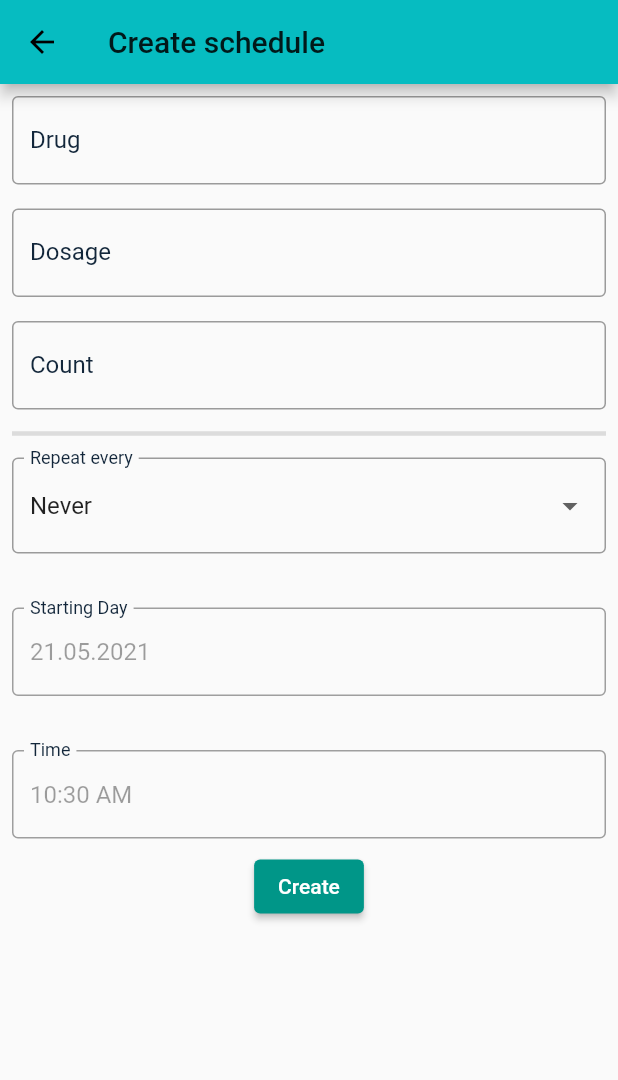
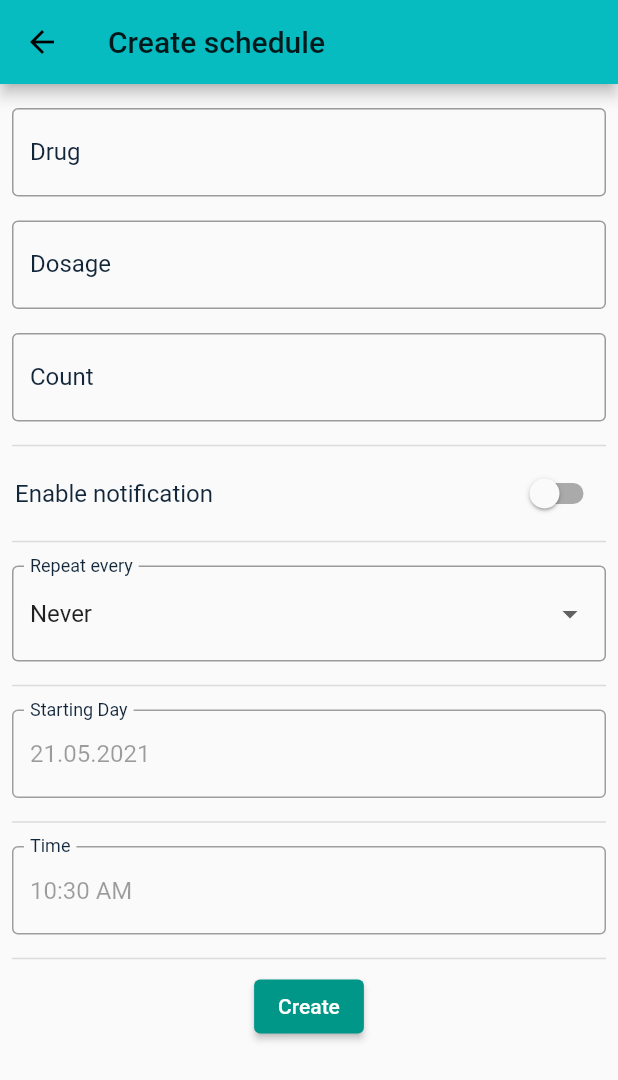
Before and after one commit to NumBit/e-medicine, a Flutter app: the CreateSchedule screen opened directly, on a phone screen of 412 x 824 dp. Shown: the top 1080 px of the screen. Run offline on Flutter 3.47's test engine with Material 2 defaults, Android fonts, the phone set to English and light mode, and no system bars; our stand-ins replace cloud_firestore, firebase_auth, firebase_core, flutter_local_notifications, flutter_spinkit, get and 3 more; missing offline and left inert: flutter_iconpicker; accounts and stored records are empty; network calls fail.

Commit message:
WIP: creating notifications

```diff
--- a/medicine_cabinet/lib/drug/detail/detail_app_bar.dart
+++ b/medicine_cabinet/lib/drug/detail/detail_app_bar.dart
@@ -13,7 +13,6 @@ class DetailAppBar extends StatelessWidget {
 
   @override
   Widget build(BuildContext context) {
-    print(model);
     return SliverAppBar(
       pinned: true,
       floating: true,
@@ -26,8 +25,6 @@ class DetailAppBar extends StatelessWidget {
           ),
           onPressed: () {
             NavigationState nav = Get.find();
-            print("tap" + model.name!);
-            print(Get.key);
             Get.toNamed(
               "/edit_drug",
               arguments: model,
--- a/medicine_cabinet/lib/schedule/create_schedule.dart
+++ b/medicine_cabinet/lib/schedule/create_schedule.dart
@@ -3,6 +3,7 @@ import 'package:flutter/material.dart';
 import 'package:get/get.dart';
 import 'package:intl/intl.dart';
 import 'package:medicine_cabinet/main/state/navigation_state.dart';
+import 'package:medicine_cabinet/notifications/notifications.dart';
 import 'package:medicine_cabinet/schedule/data/schedule_model.dart';
 import 'package:medicine_cabinet/schedule/data/schedule_repository.dart';
 import 'package:medicine_cabinet/schedule/data/scheduler_model.dart';
@@ -37,6 +38,7 @@ class CreateSchedule extends StatelessWidget {
         TextEditingController(text: DateFormat("dd.MM.yyyy").format(startDate));
 
     var repeat = Repeating.Never.obs;
+    var notification = false.obs;
 
     return Scaffold(
       resizeToAvoidBottomInset: false,
@@ -48,19 +50,16 @@ class CreateSchedule extends StatelessWidget {
           key: formKey,
           child: Column(
             children: [
-              Column(
-                children: [
+              SizedBox(height: 8),
               DrugNameField(drugNameController: drugNameController),
               DosageField(dosageController: dosageController),
               CountField(countController: countController),
-                  Divider(
-                    indent: 8,
-                    endIndent: 8,
-                    thickness: 3,
-                  ),
+              OptionDivider(),
+              NotificationOption(notification: notification),
+              OptionDivider(),
               RepeatSelection(
                   repeat: repeat, repeatController: repeatController),
-                  SizedBox(height: 20),
+              OptionDivider(),
               DatePickers(
                 startDateController: startDateController,
                 repeat: repeat,
@@ -82,9 +81,7 @@ class CreateSchedule extends StatelessWidget {
                   }
                 },
               ),
-                  SizedBox(
-                    height: 20,
-                  ),
+              OptionDivider(),
               TimePickers(
                 startTimeController: startTimeController,
                 startTime: startTime,
@@ -94,20 +91,19 @@ class CreateSchedule extends StatelessWidget {
                 setStartTime: (value) {
                   if (value != null) {
                     startTime = value;
-                        startTimeController.text =
-                            MaterialLocalizations.of(context)
+                    startTimeController.text = MaterialLocalizations.of(context)
                         .formatTimeOfDay(value);
                   }
                 },
                 setEndTime: (value) {
                   if (value != null) {
                     endTime = value;
-                        endTimeController.text =
-                            MaterialLocalizations.of(context)
+                    endTimeController.text = MaterialLocalizations.of(context)
                         .formatTimeOfDay(value);
                   }
                 },
               ),
+              OptionDivider(),
               ElevatedButton(
                   onPressed: () {
                     createSchedules(
@@ -125,9 +121,54 @@ class CreateSchedule extends StatelessWidget {
                   child: Text("Create")),
             ],
           ),
-            ],
         ),
       ),
+    );
+  }
+}
+
+class OptionDivider extends StatelessWidget {
+  const OptionDivider({
+    Key? key,
+  }) : super(key: key);
+
+  @override
+  Widget build(BuildContext context) {
+    return Divider(
+      indent: 8,
+      endIndent: 8,
+      thickness: 1,
+    );
+  }
+}
+
+class NotificationOption extends StatelessWidget {
+  const NotificationOption({
+    Key? key,
+    required this.notification,
+  }) : super(key: key);
+
+  final RxBool notification;
+
+  @override
+  Widget build(BuildContext context) {
+    return Padding(
+      padding: const EdgeInsets.symmetric(horizontal: 10),
+      child: Row(
+        mainAxisAlignment: MainAxisAlignment.spaceBetween,
+        children: [
+          Text(
+            "Enable notification",
+            style: TextStyle(
+                fontSize: 16, color: Theme.of(context).primaryColorDark),
+          ),
+          Obx(() => Switch(
+              value: notification.value,
+              activeColor: Theme.of(context).primaryColor,
+              onChanged: (value) {
+                notification.value = value;
+              }))
+        ],
       ),
     );
   }
@@ -272,15 +313,19 @@ void createScheduleXHoursRepeat(
   while (!start.isAfter(endDate)) {
     var startTimeTmp = startTime;
     while (toDouble(startTimeTmp) <= toDouble(endTime)) {
-      print(startTimeTmp.hour);
       scheduleRepo.add(ScheduleModel(
           schedulerId: schedulerId,
           schedulerKey: schedulerKey,
           name: drugNameController.text,
           dosage: dosageController.text,
           count: count,
-          timestamp: Timestamp.fromDate(DateTime(start.year, start.month,
-              start.day, startTimeTmp.hour, startTimeTmp.minute))));
+          timestamp: Timestamp.fromDate(DateTime(
+            start.year,
+            start.month,
+            start.day,
+            startTimeTmp.hour,
+            startTimeTmp.minute,
+          ))));
 
       startTimeTmp = startTimeTmp.hour + repeatHours >= 24
           ? startTimeTmp.replacing(hour: 23, minute: 59)
@@ -308,8 +353,13 @@ void createScheduleXDaysRepeat(
         schedulerKey: schedulerKey,
         name: drugNameController.text,
         count: count,
-        timestamp: Timestamp.fromDate(DateTime(start.year, start.month,
-            start.day, startTime.hour, startTime.minute)),
+        timestamp: Timestamp.fromDate(DateTime(
+          start.year,
+          start.month,
+          start.day,
+          startTime.hour,
+          startTime.minute,
+        )),
         dosage: dosageController.text));
     start = start.add(Duration(days: repeatHours));
   }
@@ -332,8 +382,13 @@ void createScheduleWeekRepeat(
         schedulerKey: schedulerKey,
         name: drugNameController.text,
         count: count,
-        timestamp: Timestamp.fromDate(DateTime(start.year, start.month,
-            start.day, startTime.hour, startTime.minute)),
+        timestamp: Timestamp.fromDate(DateTime(
+          start.year,
+          start.month,
+          start.day,
+          startTime.hour,
+          startTime.minute,
+        )),
         dosage: dosageController.text));
     start = start.add(Duration(days: 7));
   }
@@ -356,8 +411,13 @@ void createScheduleDayRepeat(
         schedulerKey: schedulerKey,
         name: drugNameController.text,
         count: count,
-        timestamp: Timestamp.fromDate(DateTime(start.year, start.month,
-            start.day, startTime.hour, startTime.minute)),
+        timestamp: Timestamp.fromDate(DateTime(
+          start.year,
+          start.month,
+          start.day,
+          startTime.hour,
+          startTime.minute,
+        )),
         dosage: dosageController.text));
     start = start.add(Duration(days: 1));
   }
@@ -371,15 +431,26 @@ void createScheduleNoRepeat(
   int count,
   DateTime startDate,
   TimeOfDay startTime,
-    TextEditingController dosageController) {
-  scheduleRepo.add(ScheduleModel(
+  TextEditingController dosageController,
+) {
+  var date = DateTime(
+    startDate.year,
+    startDate.month,
+    startDate.day,
+    startTime.hour,
+    startTime.minute,
+  );
+  createNotification(
+      1, "Time to take ${count.toString()}x ${drugNameController.text}.", date);
+  scheduleRepo.add(
+    ScheduleModel(
         schedulerId: schedulerId,
         schedulerKey: schedulerKey,
         name: drugNameController.text,
         count: count,
-      timestamp: Timestamp.fromDate(DateTime(startDate.year, startDate.month,
-          startDate.day, startTime.hour, startTime.minute)),
-      dosage: dosageController.text));
+        timestamp: Timestamp.fromDate(date),
+        dosage: dosageController.text),
+  );
 }
 
 double toDouble(TimeOfDay myTime) => myTime.hour + myTime.minute / 60.0;
--- a/medicine_cabinet/lib/schedule/schedule_form_fields.dart
+++ b/medicine_cabinet/lib/schedule/schedule_form_fields.dart
@@ -27,19 +27,23 @@ class TimePickers extends StatelessWidget {
 
   @override
   Widget build(BuildContext context) {
-    return Column(
+    return Row(
       children: [
-        StartTimeField(
+        Flexible(
+          child: StartTimeField(
               startTimeController: startTimeController,
               startTime: startTime,
               setStartTime: setStartTime),
+        ),
         Obx(() {
           if (repeat.value != Repeating.XHours) return Container();
-          return EndTimeField(
+          return Flexible(
+            child: EndTimeField(
                 endTimeController: endTimeController,
                 endTime: endTime,
                 setEndTime: setEndTime,
-              startTime: startTime);
+                startTime: startTime),
+          );
         }),
       ],
     );
@@ -120,18 +124,22 @@ class DatePickers extends StatelessWidget {
 
   @override
   Widget build(BuildContext context) {
-    return Column(
+    return Row(
       children: [
-        StartDateField(
+        Flexible(
+          child: StartDateField(
               startDateController: startDateController,
               setStartDate: setStartDate),
+        ),
         Obx(() {
           if (repeat.value == Repeating.Never) return Container();
-          return EndDateField(
+          return Flexible(
+            child: EndDateField(
                 endDateController: endDateController,
                 setEndDate: setEndDate,
                 endDate: endDate,
-              startDate: startDate);
+                startDate: startDate),
+          );
         }),
       ],
     );
```
Also changed, not shown: medicine_cabinet/lib/experiment/experiment_page.dart (+43 -3 lines), medicine_cabinet/lib/main.dart (+70 -1 lines), medicine_cabinet/lib/notifications/notifications.dart (added, +25 -0 lines), medicine_cabinet/pubspec.yaml (+4 -3 lines), medicine_cabinet/pubspec.lock, 3 other files. Lines whose indentation alone changed are shown as unchanged.
